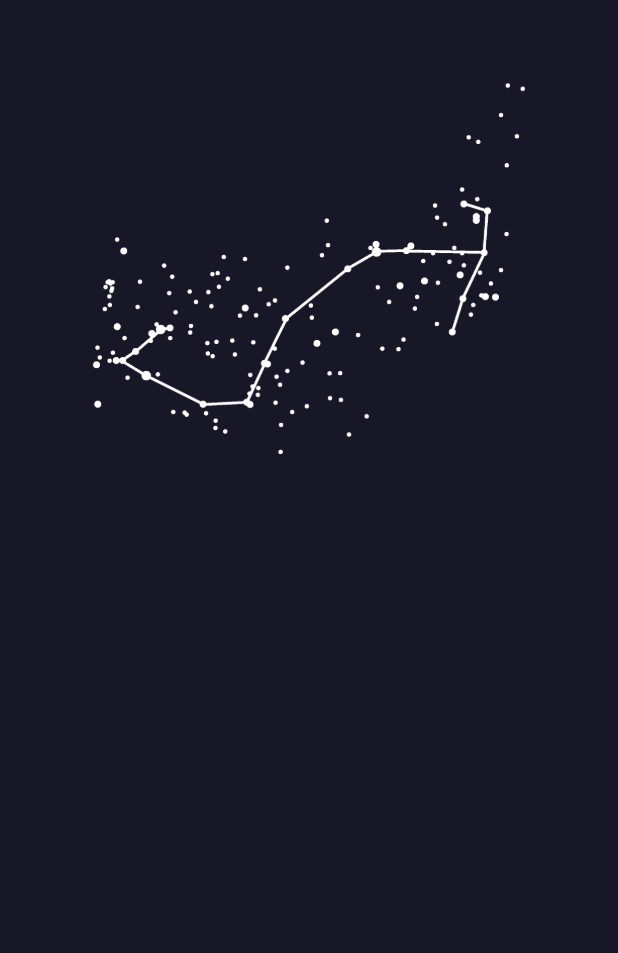
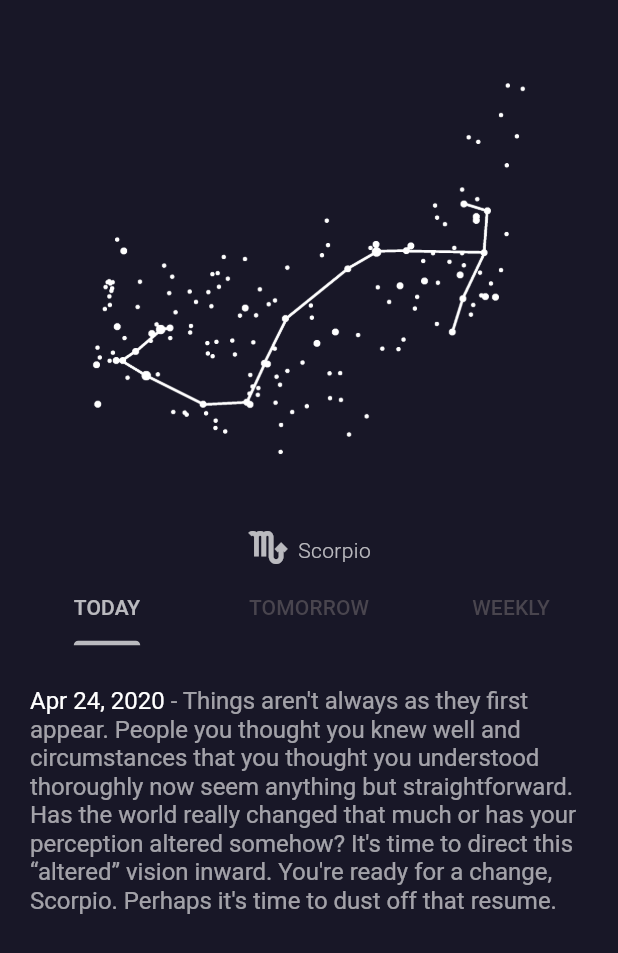
Before and after one commit to PardusDev/astro_daily, a Flutter app: the HoroscopeInterpretationPage screen opened by its route, on a phone screen of 412 x 824 dp. Shown: the top 953 px of the screen. Run offline on Flutter 3.47's test engine with Material 3 defaults, Android fonts, the light colour scheme and no system bars.

Commit message:
Improvements have been made and a new font has been added.

```diff
--- a/lib/screens/horoscope_interpretation_screen.dart
+++ b/lib/screens/horoscope_interpretation_screen.dart
@@ -5,7 +5,9 @@ class HoroscopeInterpretationPage extends StatelessWidget {
 
   @override
   Widget build(BuildContext context) {
-    return Scaffold(
+    return DefaultTabController(
+      length: 3,
+      child: Scaffold(
         backgroundColor: Color.fromRGBO(24, 23, 39, 1.0),
         body: SafeArea(
           child: Padding(
@@ -19,11 +21,100 @@ class HoroscopeInterpretationPage extends StatelessWidget {
                       return Image.asset("assets/images/scorpio_interpretation.png", width: imageWidth, fit: BoxFit.cover,);
                     }
                   ),
-              )
+                ),
+                Expanded(
+                  flex: 1,
+                  child: Column(
+                    children: [
+                      Row(
+                        mainAxisAlignment: MainAxisAlignment.center,
+                        children: [
+                          Text("f", style: TextStyle(fontFamily: 'GeZodiac', fontSize: 22, color: Colors.white70),),
+                          SizedBox(width: 6,),
+                          Text("Scorpio", style: TextStyle(fontSize: 14, fontWeight: FontWeight.w300, color: Colors.white70),)
                         ],
+                      ),
+                      TabBar(
+                        labelColor: Colors.white70,
+                          indicatorColor: Colors.white70,
+                          dividerColor: Colors.transparent,
+                          splashFactory: NoSplash.splashFactory,
+                          overlayColor: WidgetStateProperty.resolveWith((states) => Colors.transparent),
+                          tabs: [
+                            Tab(text: "TODAY",),
+                            Tab(text: "TOMORROW",),
+                            Tab(text: "WEEKLY",)
+                          ]),
+                    ],
+                  ),
+                ),
+                Expanded(
+                  flex: 4,
+                  child: TabBarView(
+                    children: [
+                      TodayTab(),
+                      TomorrowTab(),
+                      WeeklyTab(),
+                    ],
+                  ),
+                ),
+                SizedBox(height: 20,),
+              ],
+            ),
           ),
         ),
       ),
     );
   }
 }
+
+class TodayTab extends StatelessWidget {
+  @override
+  Widget build(BuildContext context) {
+    return Padding(
+      padding: const EdgeInsets.all(16.0),
+      child: SingleChildScrollView(
+        child: RichText(
+          text: TextSpan(text: "Apr 24, 2020", style: TextStyle(fontSize: 16, color: Colors.white), children: const <TextSpan>[
+            TextSpan(text: " - ", style: TextStyle(fontSize: 16, color: Colors.white60)),
+            TextSpan(text: "Things aren't always as they first appear. People you thought you knew well and circumstances that you thought you understood thoroughly now seem anything but straightforward. Has the world really changed that much or has your perception altered somehow? It's time to direct this “altered” vision inward. You're ready for a change, Scorpio. Perhaps it's time to dust off that resume.", style: TextStyle(fontSize: 16, color: Colors.white60))
+          ])
+        ),
+      ),
+    );
+  }
+}
+
+class TomorrowTab extends StatelessWidget {
+  @override
+  Widget build(BuildContext context) {
+    return Padding(
+      padding: const EdgeInsets.all(16.0),
+      child: SingleChildScrollView(
+        child: RichText(
+            text: TextSpan(text: "Apr 25, 2020", style: TextStyle(fontSize: 16, color: Colors.white), children: const <TextSpan>[
+              TextSpan(text: " - ", style: TextStyle(fontSize: 16, color: Colors.white60)),
+              TextSpan(text: "Lorem ipsum dolor sit amet, consectetur adipiscing elit. Quisque tempus eu purus sit amet sodales. Aliquam non molestie purus. Praesent vel vestibulum nunc, ut euismod nisi. Etiam lobortis nec mauris in consequat. Integer facilisis sollicitudin dolor sed efficitur. Etiam ut justo ac nulla aliquam pharetra. Phasellus varius venenatis ex eget cursus. Cras dictum sapien id massa condimentum convallis. Vestibulum ornare augue ac molestie tristique. Praesent in ex orci.", style: TextStyle(fontSize: 16, color: Colors.white60))
+            ])
+        ),
+      ),
+    );
+  }
+}
+
+class WeeklyTab extends StatelessWidget {
+  @override
+  Widget build(BuildContext context) {
+    return Padding(
+      padding: const EdgeInsets.all(16.0),
+      child: SingleChildScrollView(
+        child: RichText(
+            text: TextSpan(text: "Apr 19-25, 2020", style: TextStyle(fontSize: 16, color: Colors.white), children: const <TextSpan>[
+              TextSpan(text: " - ", style: TextStyle(fontSize: 16, color: Colors.white60)),
+              TextSpan(text: "Mauris tempus urna at rutrum ornare. Sed non neque scelerisque, rutrum lorem convallis, mattis libero. Pellentesque lobortis in arcu dictum elementum. Proin pretium euismod nisi et fringilla. Fusce ac ligula elit. Nunc tincidunt ultrices nisi eget ullamcorper. Vestibulum eu mauris a ipsum gravida pretium. In hac habitasse platea dictumst. Aenean id mollis neque.", style: TextStyle(fontSize: 16, color: Colors.white60))
+            ])
+        ),
+      ),
+    );
+  }
+}
--- a/pubspec.yaml
+++ b/pubspec.yaml
@@ -45,7 +45,7 @@ dev_dependencies:
   # activated in the `analysis_options.yaml` file located at the root of your
   # package. See that file for information about deactivating specific lint
   # rules and activating additional ones.
-  flutter_lints: ^2.0.0
+  flutter_lints: ^4.0.0
 
 # For information on the generic Dart part of this file, see the
 # following page: https://dart.dev/tools/pub/pubspec
@@ -73,6 +73,10 @@ flutter:
   # "family" key with the font family name, and a "fonts" key with a
   # list giving the asset and other descriptors for the font. For
   # example:
+  fonts:
+    - family: GeZodiac
+      fonts:
+        - asset: assets/fonts/GeZodiac.ttf
   # fonts:
   #   - family: Schyler
   #     fonts:
```
Also changed, not shown: assets/fonts/GeZodiac.ttf (added), pubspec.lock. Lines whose indentation alone changed are shown as unchanged.
